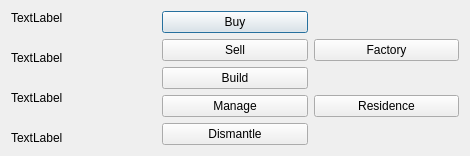
Old version of the form BuildingDetailDialog.ui in the repository lgasyou/SimpleSimulator.
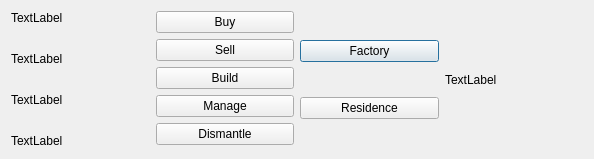
New version of the form.

Commit message: Mainly update FactoryCargoTableWidget; Add function toString(double value) in Dialogs.

Patch:
```diff
--- a/BuildingDetailDialog.ui
+++ b/BuildingDetailDialog.ui
@@ -6,15 +6,44 @@
    <rect>
     <x>0</x>
     <y>0</y>
-    <width>470</width>
-    <height>144</height>
+    <width>594</width>
+    <height>159</height>
    </rect>
   </property>
   <property name="windowTitle">
    <string>Dialog</string>
   </property>
   <layout class="QGridLayout" name="gridLayout">
-   <item row="0" column="1">
+   <item row="1" column="3">
+    <layout class="QVBoxLayout" name="verticalLayout_Cargo">
+     <item>
+      <widget class="QLabel" name="label_CargoSum">
+       <property name="text">
+        <string>TextLabel</string>
+       </property>
+      </widget>
+     </item>
+    </layout>
+   </item>
+   <item row="1" column="2">
+    <layout class="QVBoxLayout" name="verticalLayout_Build">
+     <item>
+      <widget class="QPushButton" name="pushButton_Build_Factory">
+       <property name="text">
+        <string>Factory</string>
+       </property>
+      </widget>
+     </item>
+     <item>
+      <widget class="QPushButton" name="pushButton_Build_residence">
+       <property name="text">
+        <string>Residence</string>
+       </property>
+      </widget>
+     </item>
+    </layout>
+   </item>
+   <item row="1" column="1">
     <layout class="QVBoxLayout" name="verticalLayout_Main">
      <item>
       <widget class="QPushButton" name="pushButton_Buy">
@@ -53,7 +82,7 @@
      </item>
     </layout>
    </item>
-   <item row="0" column="0">
+   <item row="1" column="0">
     <layout class="QVBoxLayout" name="verticalLayout_Info">
      <item>
       <widget class="QLabel" name="label_Name">
@@ -124,27 +153,6 @@
      </item>
     </layout>
    </item>
-   <item row="0" column="2">
-    <layout class="QVBoxLayout" name="verticalLayout_Build">
-     <item>
-      <widget class="QPushButton" name="pushButton_Build_Factory">
-       <property name="text">
-        <string>Factory</string>
-       </property>
-      </widget>
-     </item>
-     <item>
-      <widget class="QPushButton" name="pushButton_Build_residence">
-       <property name="text">
-        <string>Residence</string>
-       </property>
-      </widget>
-     </item>
-    </layout>
-   </item>
-   <item row="0" column="3">
-    <layout class="QVBoxLayout" name="verticalLayout_Cargo"/>
-   </item>
   </layout>
  </widget>
  <resources/>
```
The commit also changes 15 other files.
